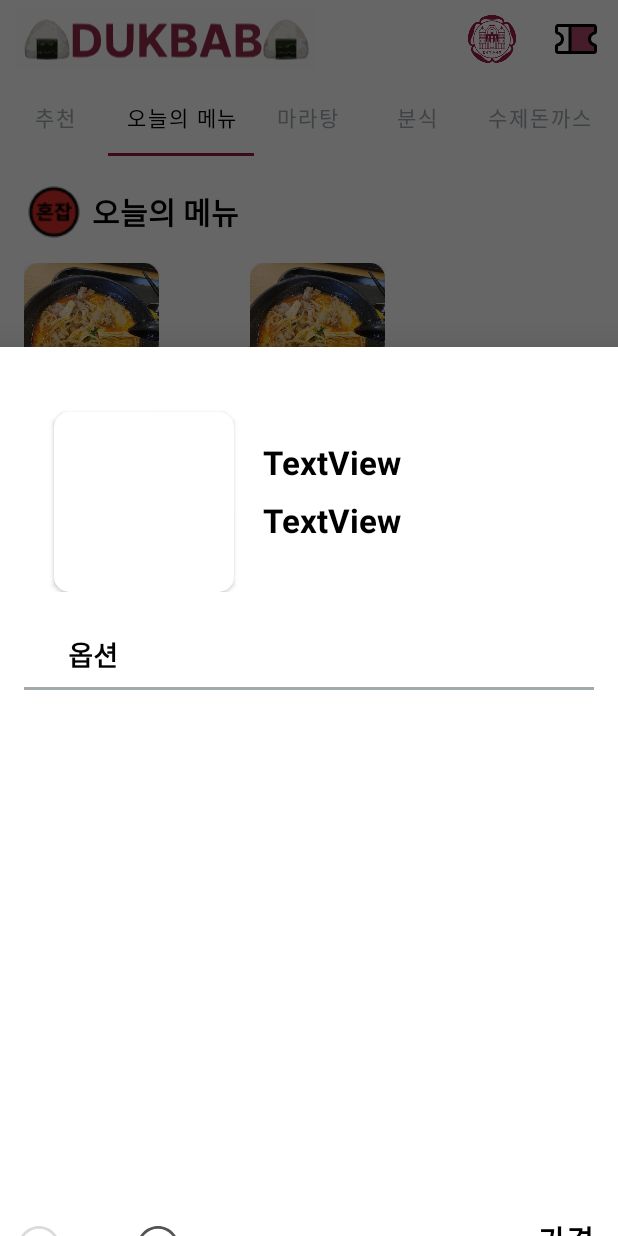
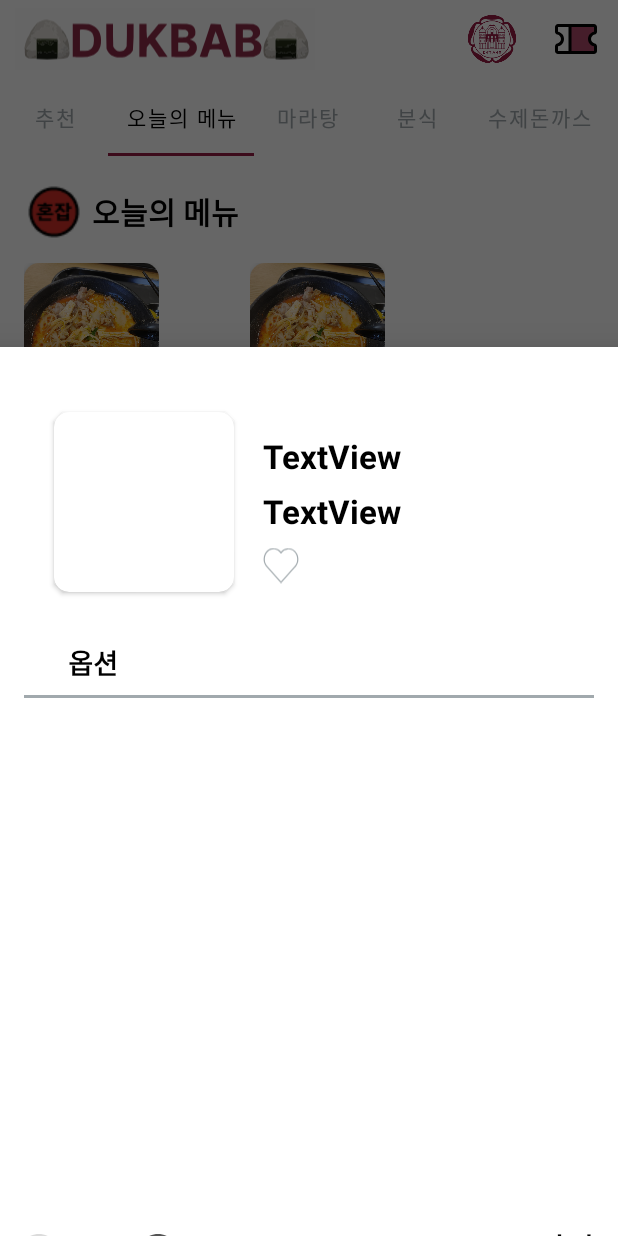
Before and after one commit to suhyun6363/DukbabProject, an Android app: the fragment OptionDrawerFragment placed in its activity, tab 2 chosen, on a phone screen of 412 x 824 dp. Run offline under Robolectric (Android 15) with nearby library versions, the phone set to English and light mode, and no system bars.

Commit message:
주문하기 버튼 클릭 후 결제창 구현 완료

```diff
--- a/app/build.gradle
+++ b/app/build.gradle
@@ -40,6 +40,4 @@ dependencies {
     implementation 'com.squareup.retrofit2:retrofit:2.9.0'
     implementation 'com.squareup.retrofit2:converter-gson:2.9.0'
     implementation 'io.github.bootpay:android:4.2.7'
-    implementation 'io.github.bootpay:android-bio:4.2.4'
-
 }
--- a/app/src/main/AndroidManifest.xml
+++ b/app/src/main/AndroidManifest.xml
@@ -76,12 +76,16 @@
         android:roundIcon="@mipmap/ic_launcher_round"
         android:supportsRtl="true"
         android:theme="@style/Theme.Dukbab"
-        tools:targetApi="31">
+        tools:targetApi="31"
+        android:usesCleartextTraffic="true">
         <activity
             android:name=".navigation.ChangePasswordActivity"
             android:exported="false" />
         <activity
             android:name=".Home.OrderActivity"
+            android:exported="false" />
+        <activity
+            android:name=".Home.OrderConfirmActivity"
             android:exported="false" />
         <activity
             android:name=".navigation.ReviewwriteActivity"
--- a/app/src/main/res/layout/fragment_optiondrawer.xml
+++ b/app/src/main/res/layout/fragment_optiondrawer.xml
@@ -23,7 +23,9 @@
             android:layout_height="120dp"
             android:layout_marginStart="36dp"
             android:layout_marginTop="43dp"
+            android:layout_marginBottom="5dp"
             app:cardCornerRadius="10dp"
+            app:layout_constraintBottom_toBottomOf="parent"
             app:layout_constraintStart_toStartOf="parent"
             app:layout_constraintTop_toTopOf="parent">
 
@@ -39,7 +41,7 @@
             android:layout_width="wrap_content"
             android:layout_height="wrap_content"
             android:layout_marginStart="19dp"
-            android:layout_marginTop="62dp"
+            android:layout_marginTop="58dp"
             android:layout_marginBottom="8dp"
             android:text="TextView"
             android:textColor="@color/black"
@@ -54,7 +56,7 @@
             android:layout_width="wrap_content"
             android:layout_height="wrap_content"
             android:layout_marginStart="19dp"
-            android:layout_marginTop="9dp"
+            android:layout_marginTop="7dp"
             android:layout_marginEnd="144dp"
             android:text="TextView"
             android:textColor="@color/black"
@@ -64,6 +66,18 @@
             app:layout_constraintHorizontal_bias="0.0"
             app:layout_constraintStart_toEndOf="@+id/cardViewMember"
             app:layout_constraintTop_toBottomOf="@+id/menuName" />
+
+        <ImageView
+            android:id="@+id/heart"
+            android:layout_width="24dp"
+            android:layout_height="26dp"
+            android:layout_marginStart="19dp"
+            android:layout_marginTop="2dp"
+            android:layout_marginBottom="4dp"
+            app:layout_constraintBottom_toBottomOf="parent"
+            app:layout_constraintStart_toEndOf="@+id/cardViewMember"
+            app:layout_constraintTop_toBottomOf="@+id/menuPrice"
+            app:srcCompat="@drawable/ic_heart_default" />
 
     </androidx.constraintlayout.widget.ConstraintLayout>
 
@@ -156,18 +170,6 @@
             app:layout_constraintEnd_toEndOf="parent" />
 
         <ImageView
-            android:id="@+id/heart"
-            android:layout_width="24dp"
-            android:layout_height="26dp"
-            android:layout_marginStart="16dp"
-            android:layout_marginBottom="-10dp"
-            app:layout_constraintBottom_toBottomOf="parent"
-            app:layout_constraintStart_toStartOf="parent"
-            app:layout_constraintTop_toTopOf="parent"
-            app:layout_constraintVertical_bias="0.777"
-            app:srcCompat="@drawable/ic_heart_default" />
-
-        <ImageView
             android:id="@+id/minus"
             android:layout_width="wrap_content"
             android:layout_height="wrap_content"
--- a/app/src/main/res/xml/network_security_config.xml
+++ b/app/src/main/res/xml/network_security_config.xml
@@ -3,4 +3,7 @@
     <domain-config cleartextTrafficPermitted="true">
         <domain includeSubdomains="true">192.168.219.101</domain>
     </domain-config>
+    <domain-config cleartextTrafficPermitted="true">
+        <domain includeSubdomains="true">webview.bootpay.co.kr</domain>
+    </domain-config>
 </network-security-config>
```
Also changed, not shown: app/src/main/java/kr/ac/duksung/dukbab/Home/HomeFragment.java (+9 -15 lines), app/src/main/java/kr/ac/duksung/dukbab/Home/INIP2PWebView.java (deleted, +0 -54 lines), app/src/main/java/kr/ac/duksung/dukbab/Home/OrderActivity.java (+25 -8 lines), app/src/main/java/kr/ac/duksung/dukbab/Home/OrderConfirmActivity.java (added, +18 -0 lines), app/src/main/res/layout/activity_order.xml (+20 -10 lines), app/src/main/res/layout/activity_orderconfirm.xml (added, +22 -0 lines).
